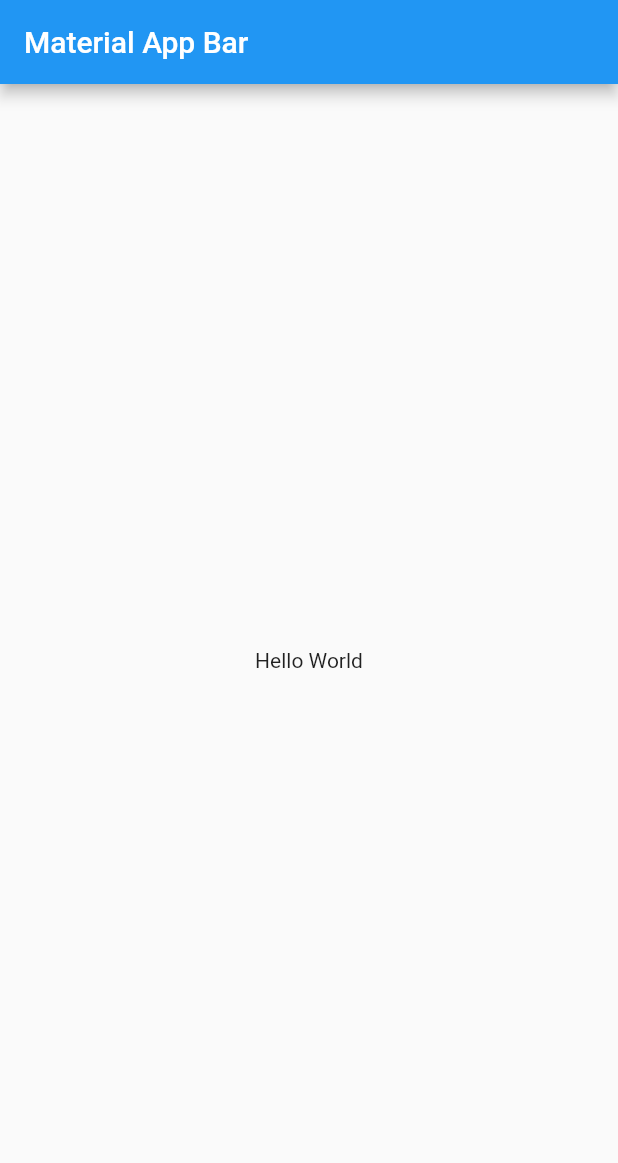
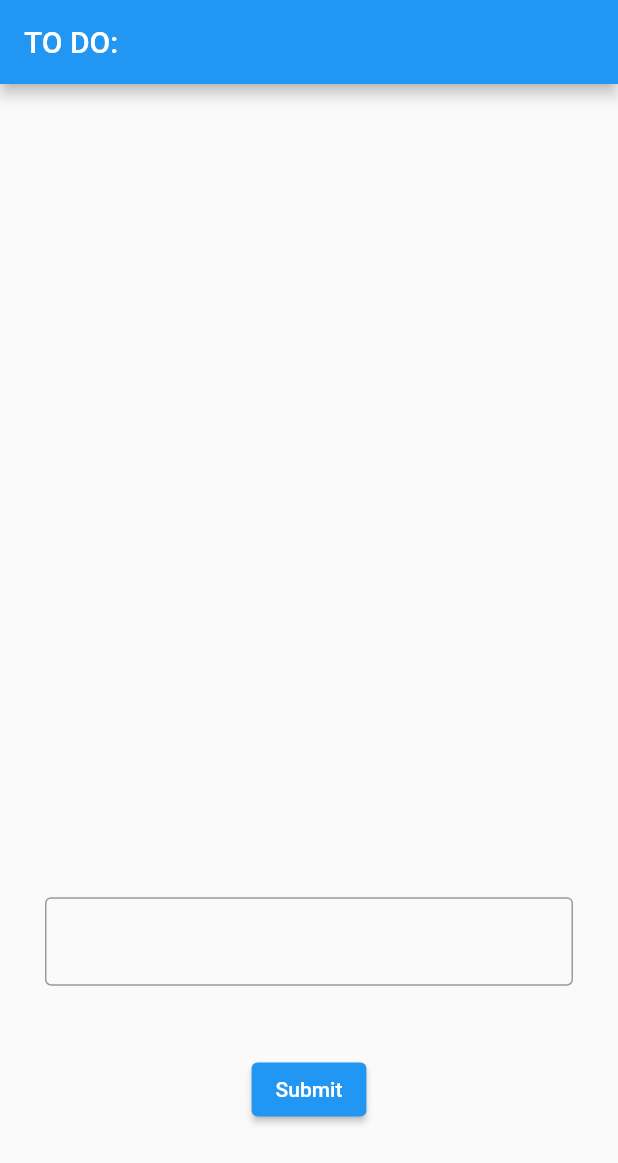
Before and after one commit to kforjan/todo-app-orm, a Flutter app: the screen it shows after launch, on a phone screen of 412 x 824 dp. Shown: the top 1163 px of the screen. Run offline on Flutter 3.47's test engine with Material 2 defaults, Android fonts, the light colour scheme and no system bars.

Commit message:
Add basic UI for todo screen

```diff
--- a/lib/main.dart
+++ b/lib/main.dart
@@ -1,4 +1,5 @@
 import 'package:flutter/material.dart';
+import 'package:todo_app_orm/ui/todo_screen.dart';
 
 void main() => runApp(MyApp());
 
@@ -7,16 +8,7 @@ class MyApp extends StatelessWidget {
   Widget build(BuildContext context) {
     return MaterialApp(
       title: 'Material App',
-      home: Scaffold(
-        appBar: AppBar(
-          title: Text('Material App Bar'),
-        ),
-        body: Center(
-          child: Container(
-            child: Text('Hello World'),
-          ),
-        ),
-      ),
+      home: TodoScreen(),
     );
   }
 }
--- /dev/null
+++ b/lib/ui/todo_screen.dart
@@ -0,0 +1,54 @@
+import 'package:flutter/material.dart';
+
+class TodoScreen extends StatelessWidget {
+  const TodoScreen({Key? key}) : super(key: key);
+
+  @override
+  Widget build(BuildContext context) {
+    return Scaffold(
+      appBar: AppBar(
+        title: Text('TO DO:'),
+      ),
+      body: _buildBody(),
+    );
+  }
+
+  Widget _buildBody() => Column(
+        children: [
+          Flexible(
+            flex: 12,
+            child: _buildTodoList(),
+          ),
+          Flexible(flex: 2, child: _buildTextInput()),
+          Flexible(
+            flex: 1,
+            child: Container(),
+          ),
+          Flexible(
+            flex: 2,
+            child: _buildSubmitButton(),
+          ),
+        ],
+      );
+
+  Widget _buildTodoList() => ListView.builder(
+        itemCount: 6,
+        itemBuilder: (context, index) => Container(),
+      );
+
+  Widget _buildTextInput() => Padding(
+        padding: const EdgeInsets.symmetric(horizontal: 30.0),
+        child: TextField(
+          decoration: InputDecoration(
+            border: OutlineInputBorder(
+              borderSide: BorderSide(),
+            ),
+          ),
+        ),
+      );
+
+  Widget _buildSubmitButton() => ElevatedButton(
+        child: Text('Submit'),
+        onPressed: () {},
+      );
+}
```
